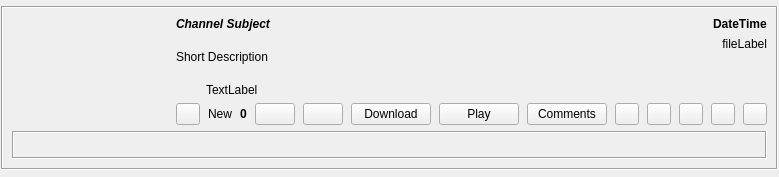
RetroShare/RetroShare, file retroshare-gui/src/gui/feeds/GxsChannelPostItem.ui: the form before one commit.
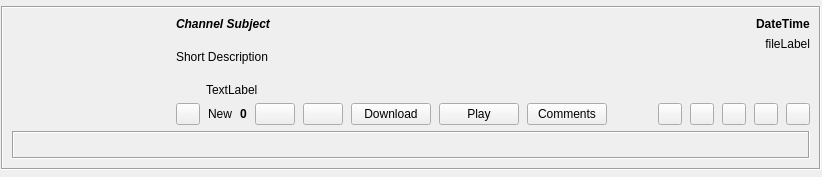
The form after the commit. Icons and pictures are not drawn. Custom widgets are drawn as their Qt base class.

Patch:
```diff
--- a/retroshare-gui/src/gui/feeds/GxsChannelPostItem.ui
+++ b/retroshare-gui/src/gui/feeds/GxsChannelPostItem.ui
@@ -6,11 +6,11 @@
    <rect>
     <x>0</x>
     <y>0</y>
-    <width>757</width>
+    <width>822</width>
     <height>177</height>
    </rect>
   </property>
-  <layout class="QGridLayout" name="gridLayout_4">
+  <layout class="QGridLayout">
    <property name="horizontalSpacing">
     <number>6</number>
    </property>
```
Left out of the diff: 18 changed lines with no effect on the pictures.
